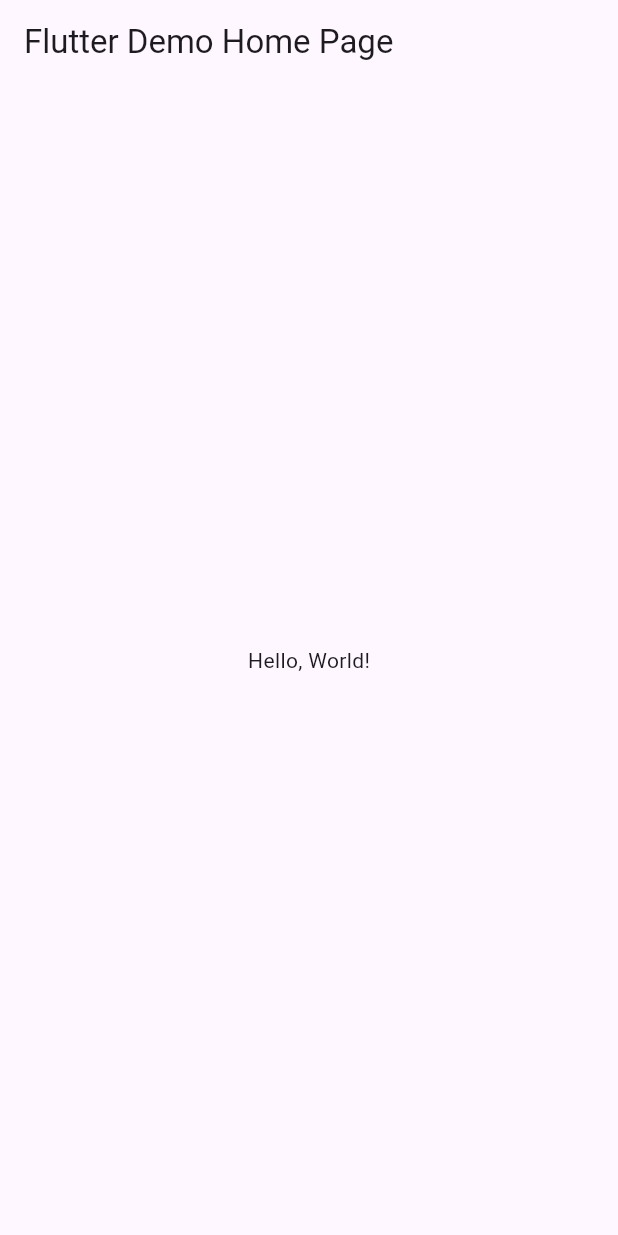
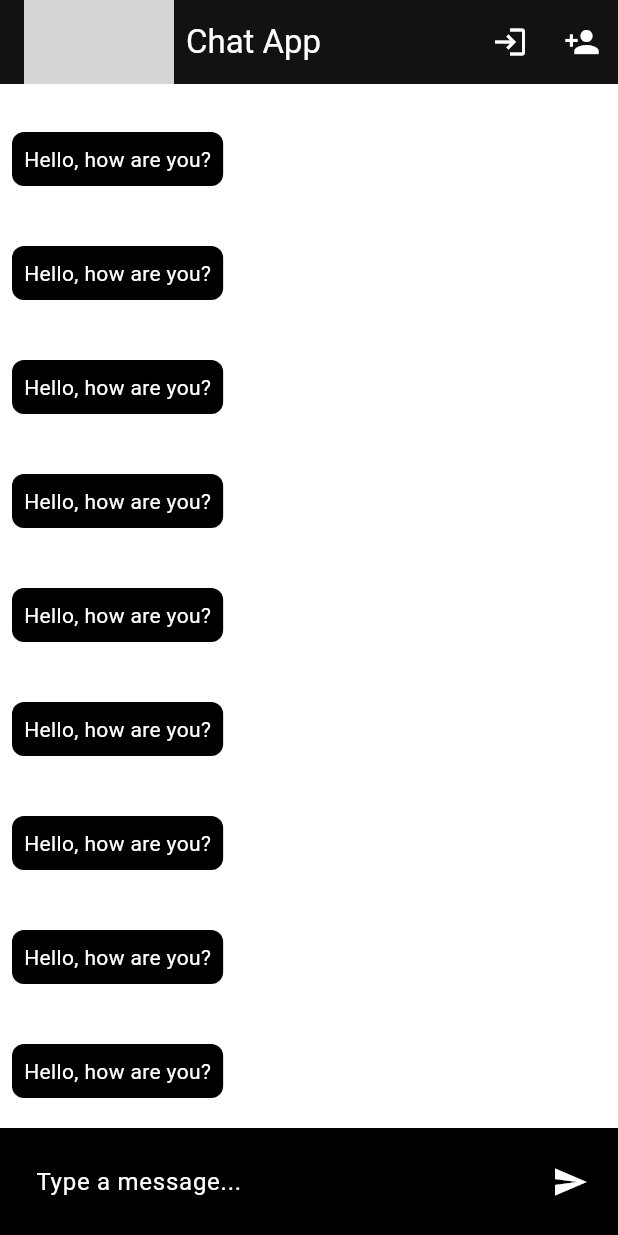
Before and after one commit to naimislam817/chatapp, a Flutter app: the screen it shows after launch, on a phone screen of 412 x 824 dp. Run offline on Flutter 3.47's test engine with Material 3 defaults, Android fonts, the phone set to English and light mode, and no system bars; network calls fail; grey boxes are pictures that could not be loaded.

Commit message:
first UI

```diff
--- a/lib/main.dart
+++ b/lib/main.dart
@@ -1,43 +1,169 @@
 import 'package:flutter/material.dart';
 
-void main() => runApp(MyApp());
+void main() {
+  runApp(MyApp());
+}
 
 class MyApp extends StatelessWidget {
-  const MyApp({super.key});
-  // This widget is the root of your application.
   @override
   Widget build(BuildContext context) {
     return MaterialApp(
-      // Application name
-      title: 'Flutter Hello World',
-      // Application theme data, you can set the colors for the application as
-      // you want
+      title: 'Flutter Chat App',
       theme: ThemeData(
-        // useMaterial3: true,
-        primarySwatch: Colors.blue,
+        primaryColor: Colors.black,
+        colorScheme: ColorScheme.dark(
+          secondary: Colors.white,
+        ),
       ),
-      // A widget which will be started on application startup
-      home: MyHomePage(title: 'Flutter Demo Home Page'),
+      home: ChatScreen(),
     );
   }
 }
 
-class MyHomePage extends StatelessWidget {
-  final String title;
-  const MyHomePage({super.key, required this.title});
-
+class ChatScreen extends StatelessWidget {
   @override
   Widget build(BuildContext context) {
     return Scaffold(
       appBar: AppBar(
-        // The title text which will be shown on the action bar
-        title: Text(title),
+        title: Row(
+          children: [
+            Image.network(
+              'https://www.logolynx.com/images/logolynx/s_0f/0f6967123d64df648d759f55de345d78.png',
+              width: 100,
+              height: 100,
+            ),
+            SizedBox(width: 8),
+            Text('Chat App'),
+          ],
+        ),
+        actions: [
+          IconButton(
+            icon: Icon(Icons.login),
+            onPressed: () {
+              // Implement login functionality
+            },
+          ),
+          IconButton(
+            icon: Icon(Icons.person_add),
+            onPressed: () {
+              // Implement signup functionality
+            },
+          ),
+        ],
+        flexibleSpace: ListView(
+          children: [
+            SizedBox(height: 56), // Height of the app bar
+            _buildScrollDownSection(),
+          ],
+          scrollDirection: Axis.horizontal,
+        ),
       ),
-      body: Center(
-        child: Text(
-          'Hello, World!',
-        ),
+      body: Column(
+        children: [
+          Expanded(
+            child: Container(
+              color: Colors.white,
+              child: ListView.builder(
+                itemCount: 10, // Replace with your actual message list size
+                itemBuilder: (context, index) {
+                  return ChatMessage('User $index', 'Hello, how are you?');
+                },
+              ),
+            ),
+          ),
+          _buildMessageInputField(),
+        ],
+      ),
+    );
+  }
+
+  Widget _buildScrollDownSection() {
+    return Padding(
+      padding: const EdgeInsets.symmetric(horizontal: 16.0),
+      child: Row(
+        children: [
+          TextButton(
+            onPressed: () {
+              // Implement scroll down functionality
+            },
+            child: Text(
+              'Scroll Down',
+              style: TextStyle(color: Colors.white),
+            ),
+          ),
+        ],
+      ),
+    );
+  }
+
+  Widget _buildMessageInputField() {
+    return Container(
+      padding: EdgeInsets.all(8.0),
+      color: Colors.black,
+      child: Row(
+        children: [
+          Expanded(
+            child: TextField(
+              decoration: InputDecoration(
+                hintText: 'Type a message...',
+                hintStyle: TextStyle(color: Colors.white),
+                border: OutlineInputBorder(
+                  borderSide: BorderSide.none,
+                ),
+              ),
+              style: TextStyle(color: Colors.white),
+            ),
+          ),
+          IconButton(
+            icon: Icon(
+              Icons.send,
+              color: Colors.white,
+            ),
+            onPressed: () {
+              // Implement sending message functionality
+            },
+          ),
+        ],
       ),
     );
   }
 }
+
+class ChatMessage extends StatelessWidget {
+  final String sender;
+  final String message;
+
+  ChatMessage(this.sender, this.message);
+
+  @override
+  Widget build(BuildContext context) {
+    return Padding(
+      padding: const EdgeInsets.all(8.0),
+      child: Column(
+        crossAxisAlignment: CrossAxisAlignment.start,
+        children: [
+          Text(
+            sender,
+            style: TextStyle(
+              fontWeight: FontWeight.bold,
+            ),
+          ),
+          SizedBox(height: 4.0),
+          Container(
+            padding: EdgeInsets.all(8.0),
+            decoration: BoxDecoration(
+              color: Colors.black,
+              borderRadius: BorderRadius.circular(8.0),
+            ),
+            child: Text(
+              message,
+              style: TextStyle(
+                color: Colors.white,
+              ),
+            ),
+          ),
+        ],
+      ),
+    );
+  }
+}
```
